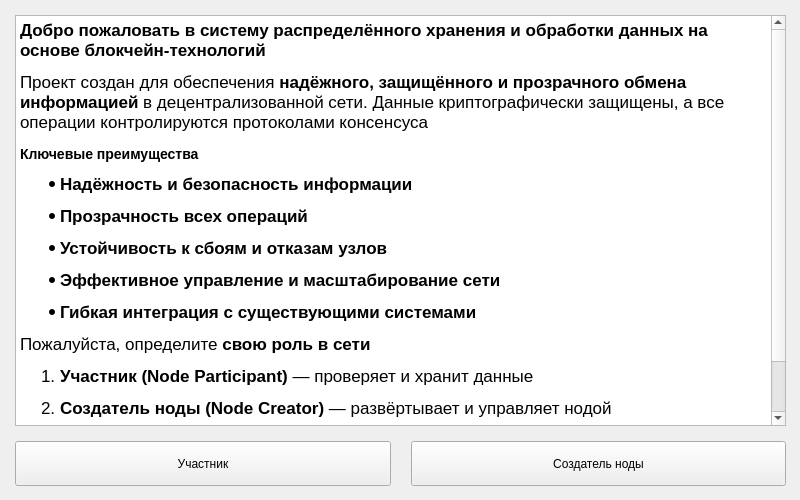
Before: the Qt Designer form src/windows/start_window.ui in FoKey-Junior/Blockchain, drawn with Qt 5.
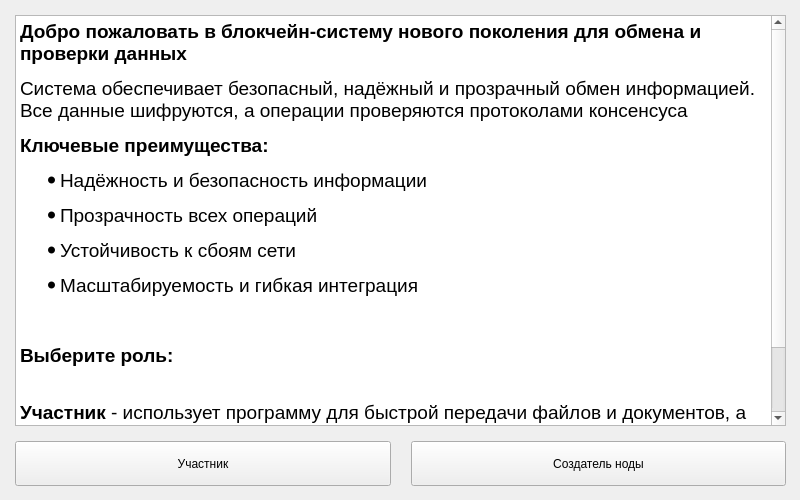
After: the same form once the commit is applied.

Patch:
```diff
--- a/src/windows/start_window.ui
+++ b/src/windows/start_window.ui
@@ -55,21 +55,18 @@
 li.unchecked::marker { content: &quot;\2610&quot;; }
 li.checked::marker { content: &quot;\2612&quot;; }
 &lt;/style&gt;&lt;/head&gt;&lt;body style=&quot; font-family:'.AppleSystemUIFont'; font-size:13pt; font-weight:400; font-style:normal;&quot;&gt;
-&lt;p style=&quot; margin-top:12px; margin-bottom:12px; margin-left:0px; margin-right:0px; -qt-block-indent:0; text-indent:0px;&quot;&gt;&lt;span style=&quot; font-weight:700;&quot;&gt;Добро пожаловать в систему распределённого хранения и обработки данных на основе блокчейн-технологий&lt;/span&gt;&lt;/p&gt;
-&lt;p style=&quot; margin-top:12px; margin-bottom:12px; margin-left:0px; margin-right:0px; -qt-block-indent:0; text-indent:0px;&quot;&gt;Проект создан для обеспечения &lt;span style=&quot; font-weight:700;&quot;&gt;надёжного, защищённого и прозрачного обмена информацией&lt;/span&gt; в децентрализованной сети. Данные криптографически защищены, а все операции контролируются протоколами консенсуса&lt;/p&gt;
-&lt;h3 style=&quot; margin-top:14px; margin-bottom:12px; margin-left:0px; margin-right:0px; -qt-block-indent:0; text-indent:0px;&quot;&gt;&lt;span style=&quot; font-size:large; font-weight:700;&quot;&gt;Ключевые преимущества&lt;/span&gt;&lt;/h3&gt;
+&lt;p style=&quot; margin-top:12px; margin-bottom:12px; margin-left:0px; margin-right:0px; -qt-block-indent:0; text-indent:0px;&quot;&gt;&lt;span style=&quot; font-size:14pt; font-weight:700;&quot;&gt;Добро пожаловать в блокчейн-систему нового поколения для обмена и проверки данных&lt;/span&gt;&lt;/p&gt;
+&lt;p style=&quot; margin-top:12px; margin-bottom:12px; margin-left:0px; margin-right:0px; -qt-block-indent:0; text-indent:0px;&quot;&gt;&lt;span style=&quot; font-size:14pt;&quot;&gt;Система обеспечивает безопасный, надёжный и прозрачный обмен информацией. Все данные шифруются, а операции проверяются протоколами консенсуса&lt;/span&gt;&lt;/p&gt;
+&lt;p style=&quot; margin-top:12px; margin-bottom:12px; margin-left:0px; margin-right:0px; -qt-block-indent:0; text-indent:0px;&quot;&gt;&lt;span style=&quot; font-size:14pt; font-weight:700;&quot;&gt;Ключевые преимущества:&lt;/span&gt;&lt;/p&gt;
 &lt;ul style=&quot;margin-top: 0px; margin-bottom: 0px; margin-left: 0px; margin-right: 0px; -qt-list-indent: 1;&quot;&gt;
-&lt;li style=&quot; margin-top:12px; margin-bottom:12px; margin-left:0px; margin-right:0px; -qt-block-indent:0; text-indent:0px;&quot;&gt;&lt;span style=&quot; font-weight:700;&quot;&gt;Надёжность и безопасность информации&lt;/span&gt;&lt;/li&gt;
-&lt;li style=&quot; margin-top:12px; margin-bottom:12px; margin-left:0px; margin-right:0px; -qt-block-indent:0; text-indent:0px;&quot;&gt;&lt;span style=&quot; font-weight:700;&quot;&gt;Прозрачность всех операций&lt;/span&gt;&lt;/li&gt;
-&lt;li style=&quot; margin-top:12px; margin-bottom:12px; margin-left:0px; margin-right:0px; -qt-block-indent:0; text-indent:0px;&quot;&gt;&lt;span style=&quot; font-weight:700;&quot;&gt;Устойчивость к сбоям и отказам узлов&lt;/span&gt;&lt;/li&gt;
-&lt;li style=&quot; margin-top:12px; margin-bottom:12px; margin-left:0px; margin-right:0px; -qt-block-indent:0; text-indent:0px;&quot;&gt;&lt;span style=&quot; font-weight:700;&quot;&gt;Эффективное управление и масштабирование сети&lt;/span&gt;&lt;/li&gt;
-&lt;li style=&quot; margin-top:12px; margin-bottom:12px; margin-left:0px; margin-right:0px; -qt-block-indent:0; text-indent:0px;&quot;&gt;&lt;span style=&quot; font-weight:700;&quot;&gt;Гибкая интеграция с существующими системами&lt;/span&gt;&lt;/li&gt;&lt;/ul&gt;
-&lt;p style=&quot; margin-top:12px; margin-bottom:12px; margin-left:0px; margin-right:0px; -qt-block-indent:0; text-indent:0px;&quot;&gt;Пожалуйста, определите &lt;span style=&quot; font-weight:700;&quot;&gt;свою роль в сети&lt;/span&gt;&lt;/p&gt;
-&lt;ol style=&quot;margin-top: 0px; margin-bottom: 0px; margin-left: 0px; margin-right: 0px; -qt-list-indent: 1;&quot;&gt;
-&lt;li style=&quot; margin-top:12px; margin-bottom:12px; margin-left:0px; margin-right:0px; -qt-block-indent:0; text-indent:0px;&quot;&gt;&lt;span style=&quot; font-weight:700;&quot;&gt;Участник (Node Participant)&lt;/span&gt; — проверяет и хранит данные&lt;/li&gt;
-&lt;li style=&quot; margin-top:12px; margin-bottom:12px; margin-left:0px; margin-right:0px; -qt-block-indent:0; text-indent:0px;&quot;&gt;&lt;span style=&quot; font-weight:700;&quot;&gt;Создатель ноды (Node Creator)&lt;/span&gt; — развёртывает и управляет нодой&lt;/li&gt;&lt;/ol&gt;
-&lt;p style=&quot;-qt-paragraph-type:empty; margin-top:12px; margin-bottom:12px; margin-left:0px; margin-right:0px; -qt-block-indent:0; text-indent:0px;&quot;&gt;&lt;br /&gt;&lt;/p&gt;
-&lt;p style=&quot; margin-top:12px; margin-bottom:12px; margin-left:0px; margin-right:0px; -qt-block-indent:0; text-indent:0px;&quot;&gt;&lt;span style=&quot; font-weight:700;&quot;&gt;Выберите роль для продолжения работы с системой&lt;/span&gt;&lt;/p&gt;&lt;/body&gt;&lt;/html&gt;</string>
+&lt;li style=&quot; font-size:14pt;&quot; style=&quot; margin-top:12px; margin-bottom:12px; margin-left:0px; margin-right:0px; -qt-block-indent:0; text-indent:0px;&quot;&gt;Надёжность и безопасность информации&lt;/li&gt;
+&lt;li style=&quot; font-size:14pt;&quot; style=&quot; margin-top:12px; margin-bottom:12px; margin-left:0px; margin-right:0px; -qt-block-indent:0; text-indent:0px;&quot;&gt;Прозрачность всех операций&lt;/li&gt;
+&lt;li style=&quot; font-size:14pt;&quot; style=&quot; margin-top:12px; margin-bottom:12px; margin-left:0px; margin-right:0px; -qt-block-indent:0; text-indent:0px;&quot;&gt;Устойчивость к сбоям сети&lt;/li&gt;
+&lt;li style=&quot; font-size:14pt;&quot; style=&quot; margin-top:12px; margin-bottom:12px; margin-left:0px; margin-right:0px; -qt-block-indent:0; text-indent:0px;&quot;&gt;Масштабируемость и гибкая интеграция&lt;/li&gt;&lt;/ul&gt;
+&lt;p style=&quot;-qt-paragraph-type:empty; margin-top:12px; margin-bottom:12px; margin-left:0px; margin-right:0px; -qt-block-indent:0; text-indent:0px; font-size:14pt;&quot;&gt;&lt;br /&gt;&lt;/p&gt;
+&lt;p style=&quot; margin-top:12px; margin-bottom:12px; margin-left:0px; margin-right:0px; -qt-block-indent:0; text-indent:0px;&quot;&gt;&lt;span style=&quot; font-size:14pt; font-weight:700;&quot;&gt;Выберите роль:&lt;/span&gt;&lt;/p&gt;
+&lt;p style=&quot; margin-top:12px; margin-bottom:12px; margin-left:0px; margin-right:0px; -qt-block-indent:0; text-indent:0px;&quot;&gt;&lt;span style=&quot; font-size:14pt;&quot;&gt;&lt;br /&gt;&lt;/span&gt;&lt;span style=&quot; font-size:14pt; font-weight:700;&quot;&gt;Участник&lt;/span&gt;&lt;span style=&quot; font-size:14pt;&quot;&gt; - использует программу для быстрой передачи файлов и документов, а также проверки их подлинности&lt;/span&gt;&lt;/p&gt;
+&lt;p style=&quot; margin-top:12px; margin-bottom:12px; margin-left:0px; margin-right:0px; -qt-block-indent:0; text-indent:0px;&quot;&gt;&lt;span style=&quot; font-size:14pt;&quot;&gt;&lt;br /&gt;&lt;/span&gt;&lt;span style=&quot; font-size:14pt; font-weight:700;&quot;&gt;Создатель ноды&lt;/span&gt;&lt;span style=&quot; font-size:14pt;&quot;&gt; - развёртывает, настраивает и управляет узлом&lt;/span&gt;&lt;/p&gt;&lt;/body&gt;&lt;/html&gt;</string>
        </property>
       </widget>
      </item>
```
